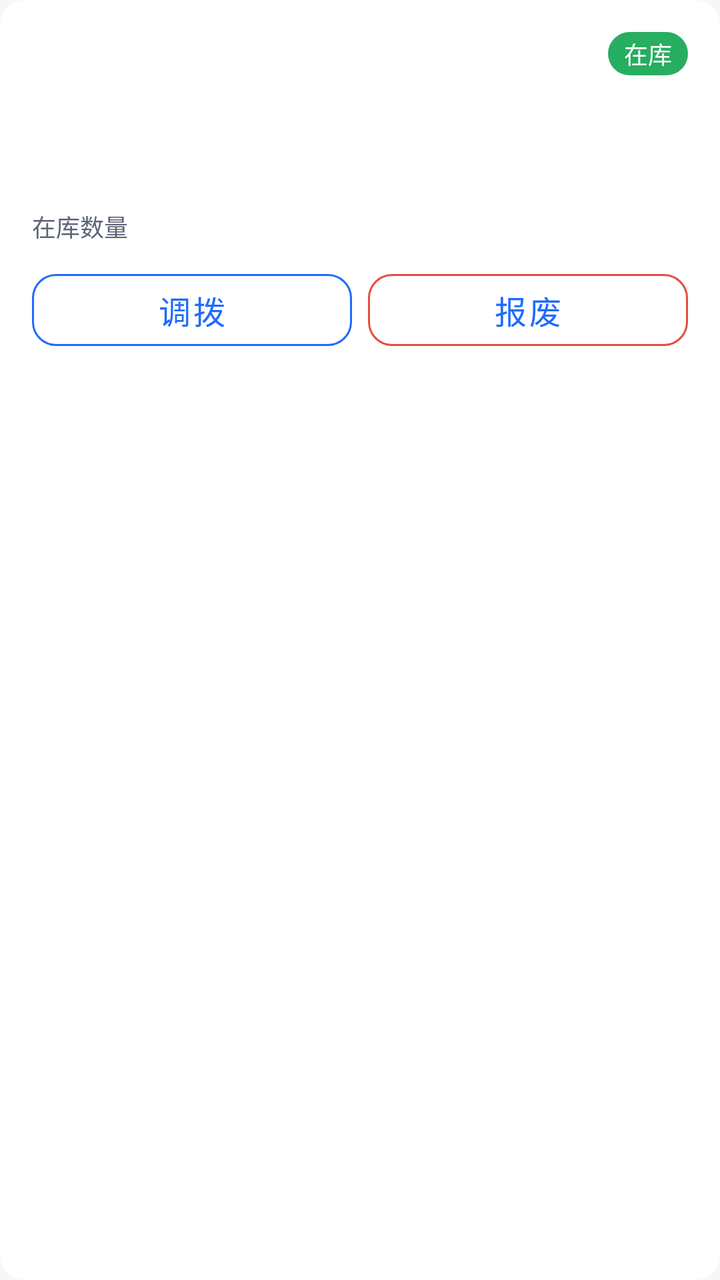
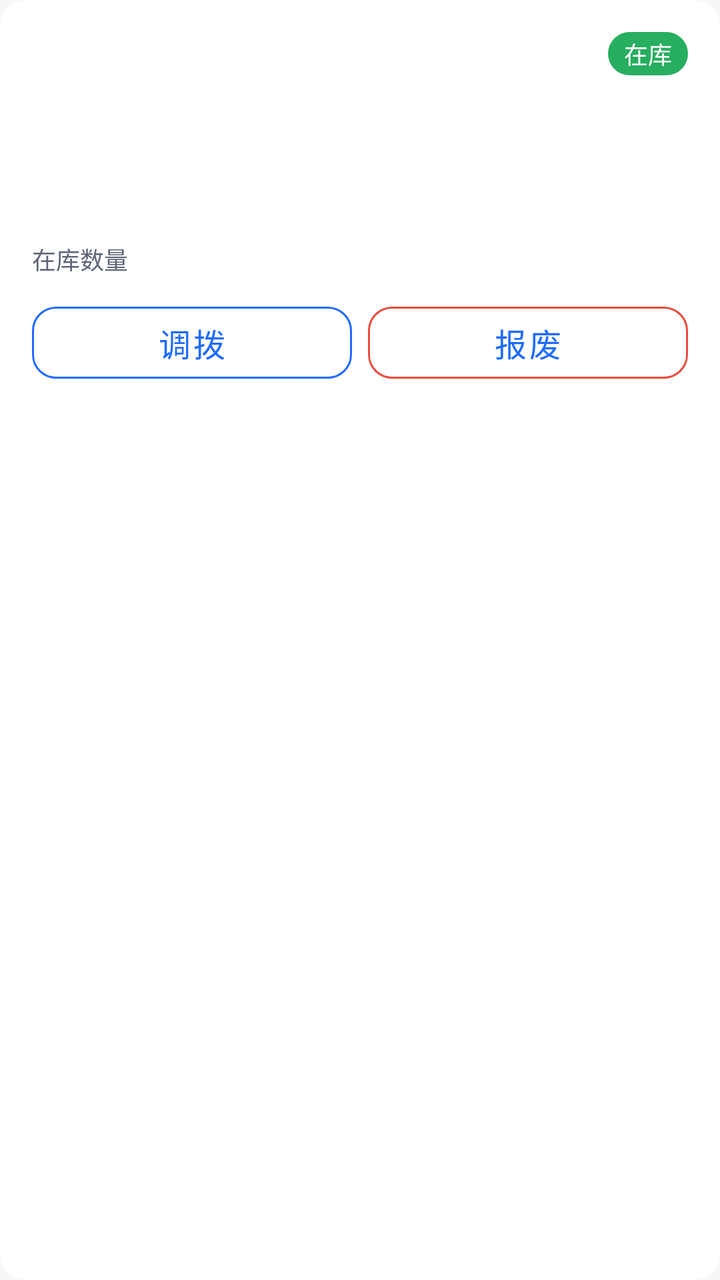

Compare the two renders of this Android layout. The source of the first and the diff that turns it into the second are given below.
<!-- AndroidManifest.xml: application theme Theme.SimpleWmsPda -->
<!-- res/layout/item_inventory.xml -->
<?xml version="1.0" encoding="utf-8"?>
<LinearLayout xmlns:android="http://schemas.android.com/apk/res/android"
    xmlns:app="http://schemas.android.com/apk/res-auto"
    android:orientation="vertical"
    android:layout_width="match_parent"
    android:layout_height="wrap_content"
    android:layout_marginStart="@dimen/space_md"
    android:layout_marginEnd="@dimen/space_md"
    android:layout_marginBottom="@dimen/space_sm"
    android:padding="@dimen/space_lg"
    android:background="@drawable/bg_card">

    <LinearLayout
        android:layout_width="match_parent"
        android:layout_height="wrap_content"
        android:orientation="horizontal"
        android:gravity="center_vertical">

        <TextView
            android:id="@+id/tv_sku"
            android:layout_width="0dp"
            android:layout_height="wrap_content"
            android:layout_weight="1"
            android:textColor="@color/text_primary"
            android:textSize="@dimen/text_subtitle"
            android:textStyle="bold" />

        <TextView
            android:id="@+id/tv_status"
            android:layout_width="wrap_content"
            android:layout_height="wrap_content"
            android:background="@drawable/bg_pill_success"
            android:paddingStart="@dimen/space_sm"
            android:paddingEnd="@dimen/space_sm"
            android:paddingTop="2dp"
            android:paddingBottom="2dp"
            android:textColor="@color/on_primary"
            android:textSize="@dimen/text_caption"
            android:text="在库" />
    </LinearLayout>

    <TextView
        android:id="@+id/tv_name"
        android:layout_width="wrap_content"
        android:layout_height="wrap_content"
        android:layout_marginTop="@dimen/space_xs"
        style="@style/Text.Body" />

    <TextView
        android:id="@+id/tv_code"
        android:layout_width="wrap_content"
        android:layout_height="wrap_content"
        style="@style/Text.Caption" />

    <TextView
        android:id="@+id/tv_location"
        android:layout_width="wrap_content"
        android:layout_height="wrap_content"
        style="@style/Text.Caption" />

    <LinearLayout
        android:layout_width="match_parent"
        android:layout_height="wrap_content"
        android:orientation="horizontal"
        android:layout_marginTop="@dimen/space_sm">

        <TextView
            android:layout_width="wrap_content"
            android:layout_height="wrap_content"
            android:text="@string/inventory_qty_on_hand"
            style="@style/Text.Caption" />
        <TextView
            android:id="@+id/tv_qty"
            android:layout_width="wrap_content"
            android:layout_height="wrap_content"
            android:layout_marginStart="@dimen/space_xs"
            android:textColor="@color/primary"
            android:textSize="@dimen/text_subtitle"
            android:textStyle="bold" />
    </LinearLayout>

    <LinearLayout
        android:layout_width="match_parent"
        android:layout_height="wrap_content"
        android:orientation="horizontal"
        android:layout_marginTop="@dimen/space_sm">

        <com.google.android.material.button.MaterialButton
            android:id="@+id/btn_transfer"
            style="@style/Widget.SimpleWMS.Button.Outlined"
            android:layout_width="0dp"
            android:layout_height="wrap_content"
            android:layout_weight="1"
            android:layout_marginEnd="@dimen/space_sm"
            android:text="@string/action_transfer"
            app:strokeColor="@color/primary" />

        <com.google.android.material.button.MaterialButton
            android:id="@+id/btn_scrap"
            style="@style/Widget.SimpleWMS.Button.Outlined"
            android:layout_width="0dp"
            android:layout_height="wrap_content"
            android:layout_weight="1"
            android:text="@string/action_scrap"
            app:strokeColor="@color/danger" />
    </LinearLayout>
</LinearLayout>
<!-- resources referenced by this layout -->
<resources>
  <color name="danger">#E74C3C</color>
  <color name="on_primary">#FFFFFF</color>
  <color name="primary">#1E6BFF</color>
  <color name="text_primary">#1A2233</color>
  <dimen name="space_lg">16dp</dimen>
  <dimen name="space_md">12dp</dimen>
  <dimen name="space_sm">8dp</dimen>
  <dimen name="space_xs">4dp</dimen>
  <dimen name="text_caption">12sp</dimen>
  <dimen name="text_subtitle">16sp</dimen>
  <!-- drawable bg_card (drawable) -->
  <?xml version="1.0" encoding="utf-8"?>
  <shape xmlns:android="http://schemas.android.com/apk/res/android" android:shape="rectangle">
      <solid android:color="@color/bg_card" />
      <corners android:radius="@dimen/card_corner" />
  </shape>
  <!-- drawable bg_pill_success (drawable) -->
  <?xml version="1.0" encoding="utf-8"?>
  <shape xmlns:android="http://schemas.android.com/apk/res/android" android:shape="rectangle">
      <solid android:color="@color/status_done" />
      <corners android:radius="100dp" />
  </shape>
  <string name="action_scrap">报废</string>
  <string name="action_transfer">调拨</string>
  <string name="inventory_qty_on_hand">在库数量</string>
  <style name="Text.Body">
          <item name="android:textSize">@dimen/text_body</item>
          <item name="android:textColor">@color/text_primary</item>
      </style>
  <style name="Text.Caption">
          <item name="android:textSize">@dimen/text_caption</item>
          <item name="android:textColor">@color/text_secondary</item>
      </style>
  <style name="Widget.SimpleWMS.Button.Outlined" parent="Widget.MaterialComponents.Button.OutlinedButton">
          <item name="cornerRadius">@dimen/card_corner</item>
          <item name="android:minHeight">@dimen/touch_min</item>
      </style>
  <style name="Theme.SimpleWmsPda" parent="Theme.SimpleWMS" />
  <color name="bg_card">#FFFFFF</color>
  <dimen name="card_corner">12dp</dimen>
  <color name="status_done">#27AE60</color>
  <dimen name="text_body">14sp</dimen>
  <color name="text_secondary">#5C6577</color>
  <dimen name="touch_min">48dp</dimen>
  <style name="Theme.SimpleWMS" parent="Theme.MaterialComponents.Light.NoActionBar">
          <item name="colorPrimary">@color/primary</item>
          <item name="colorPrimaryDark">@color/primary_dark</item>
          <item name="colorAccent">@color/accent</item>
          <item name="android:windowBackground">@color/bg_page</item>
          <item name="android:statusBarColor">@color/primary_dark</item>
          <item name="android:navigationBarColor">@color/bg_card</item>
          <item name="android:textColorPrimary">@color/text_primary</item>
          <item name="android:textColorSecondary">@color/text_secondary</item>
          <item name="materialButtonStyle">@style/Widget.SimpleWMS.Button</item>
      </style>
  <color name="primary_dark">#0E4CCB</color>
  <color name="accent">#00B894</color>
  <color name="bg_page">#F4F6F8</color>
  <style name="Widget.SimpleWMS.Button" parent="Widget.MaterialComponents.Button">
          <item name="cornerRadius">@dimen/card_corner</item>
          <item name="android:minHeight">@dimen/touch_min</item>
          <item name="android:textSize">@dimen/text_subtitle</item>
      </style>
</resources>

<!-- the commit's change to res/layout/item_inventory.xml (unified diff, before → after) -->
@@ -58,6 +58,12 @@
         android:layout_height="wrap_content"
         style="@style/Text.Caption" />
 
+    <TextView
+        android:id="@+id/tv_expiry"
+        android:layout_width="wrap_content"
+        android:layout_height="wrap_content"
+        style="@style/Text.Caption" />
+
     <LinearLayout
         android:layout_width="match_parent"
         android:layout_height="wrap_content"
